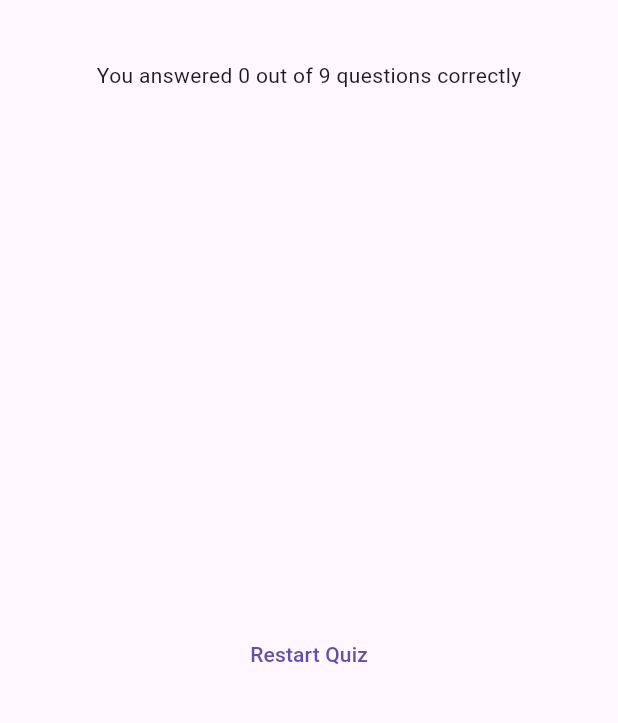
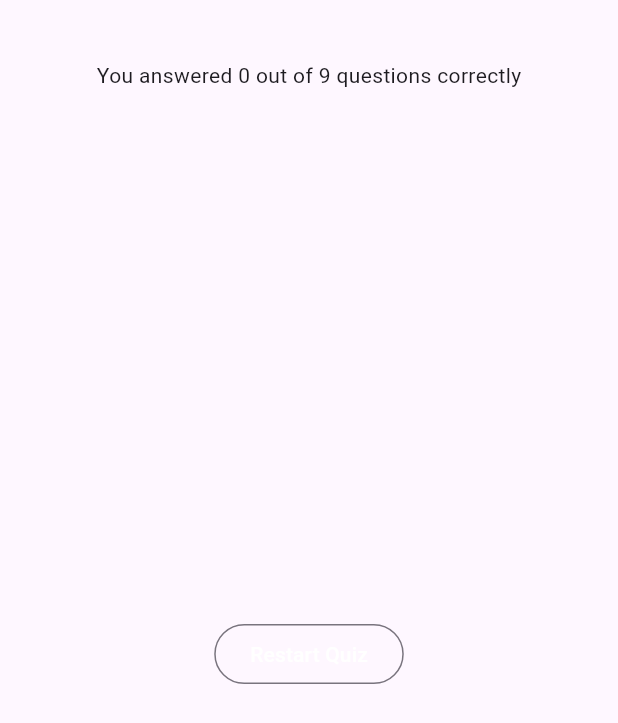
Before and after one commit to AliKhachab/quiz_app, a Flutter app: the ResultsScreen widget shown alone on an empty page, opened directly with empty values, on a phone screen of 412 x 824 dp. Shown: the top 723 px of the screen. Run offline on Flutter 3.47's test engine with Material 3 defaults, Android fonts, the phone set to English and light mode, and no system bars; our stand-ins replace google_fonts.

Commit message:
made results screen look good

```diff
--- a/lib/results_screen.dart
+++ b/lib/results_screen.dart
@@ -45,11 +45,16 @@ class ResultsScreen extends StatelessWidget {
               child: SingleChildScrollView(child: QuestionSummary(summaryData)),
             ),
             const SizedBox(height: 30),
-            TextButton(
+            OutlinedButton(
               onPressed: () {
                 restartQuiz();
               },
-              child: const Text('Restart Quiz'),
+              child: const Text(
+                'Restart Quiz',
+                style: TextStyle(
+                  color: Colors.white
+                ),
+              ),
             ),
           ],
         ),
```
Also changed, not shown: lib/question_summary.dart (+54 -9 lines).
